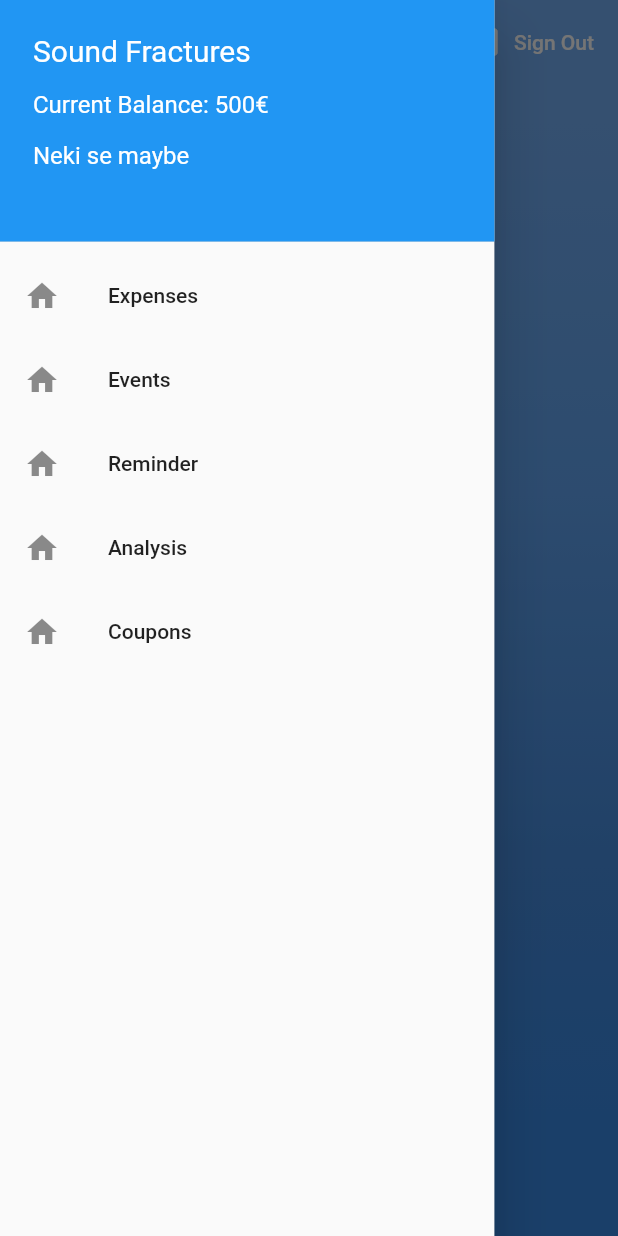
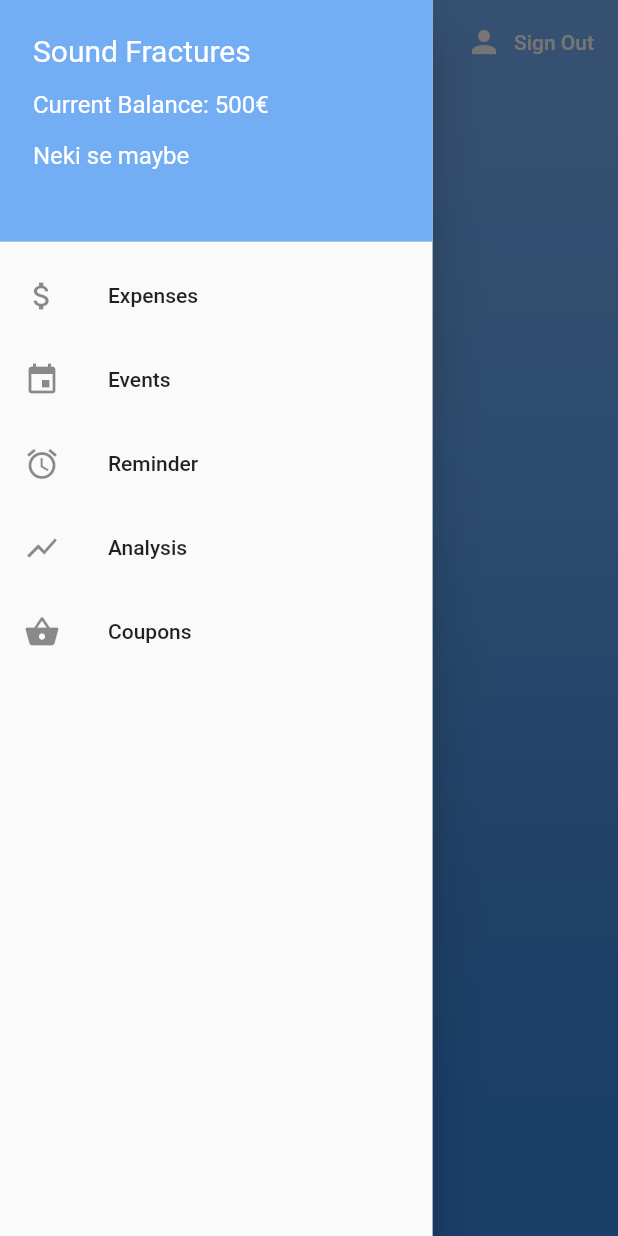
Before and after one commit to jurkko/Budget_Sidekick, a Flutter app: the screen it shows once a user with an empty profile is signed in, with the side drawer open, on a phone screen of 412 x 824 dp. Run offline on Flutter 3.47's test engine with Material 2 defaults, Android fonts, the phone set to English and light mode, and no system bars; our stand-ins replace firebase_auth; accounts and stored records are empty.

Commit message:
Finishing touch on Menu for now

```diff
--- a/lib/Screens/Core/menu.dart
+++ b/lib/Screens/Core/menu.dart
@@ -32,7 +32,7 @@ class _MenuState extends State<Menu> {
           actions: <Widget>[
             FlatButton.icon(
               icon: Icon(
-                Icons.exit_to_app,
+                Icons.person,
               ),
               label: Text(
                 'Sign Out',
@@ -80,13 +80,13 @@ class MyDrawer extends StatelessWidget {
   @override
   Widget build(BuildContext context) {
     return SizedBox(
-        width: MediaQuery.of(context).size.width * 0.8,
+        width: MediaQuery.of(context).size.width * 0.7,
         child: Drawer(
             child: Column(
           crossAxisAlignment: CrossAxisAlignment.stretch,
           children: <Widget>[
             DrawerHeader(
-              decoration: BoxDecoration(color: Colors.blue),
+              decoration: BoxDecoration(color: Color(0xFF73AEF5)),
               child: Padding(
                 padding: EdgeInsets.all(6),
                 child: Column(
@@ -121,27 +121,27 @@ class MyDrawer extends StatelessWidget {
               ),
             ),
             ListTile(
-              leading: Icon(Icons.home),
+              leading: Icon(Icons.attach_money),
               title: Text('Expenses'),
               onTap: () => onTap(context, 0),
             ),
             ListTile(
-              leading: Icon(Icons.home),
+              leading: Icon(Icons.event),
               title: Text('Events'),
               onTap: () => onTap(context, 1),
             ),
             ListTile(
-              leading: Icon(Icons.home),
+              leading: Icon(Icons.alarm),
               title: Text('Reminder'),
               onTap: () => onTap(context, 2),
             ),
             ListTile(
-              leading: Icon(Icons.home),
+              leading: Icon(Icons.show_chart),
               title: Text('Analysis'),
               onTap: () => onTap(context, 3),
             ),
             ListTile(
-              leading: Icon(Icons.home),
+              leading: Icon(Icons.shopping_basket),
               title: Text('Coupons'),
               onTap: () => onTap(context, 4),
             ),
```
